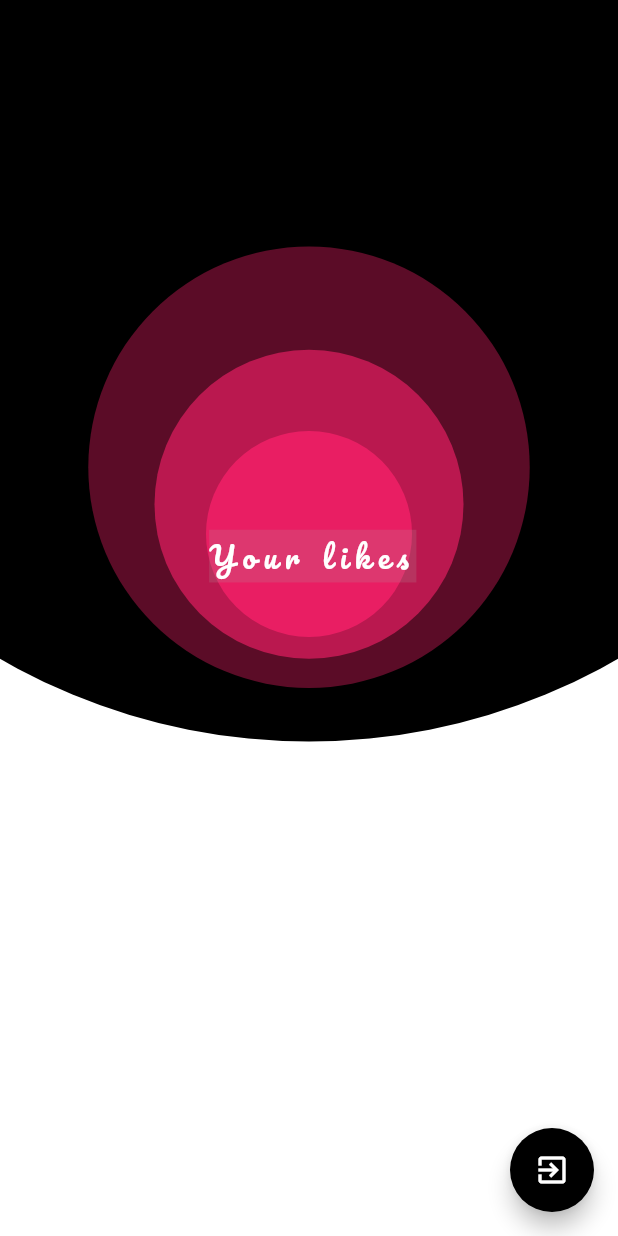
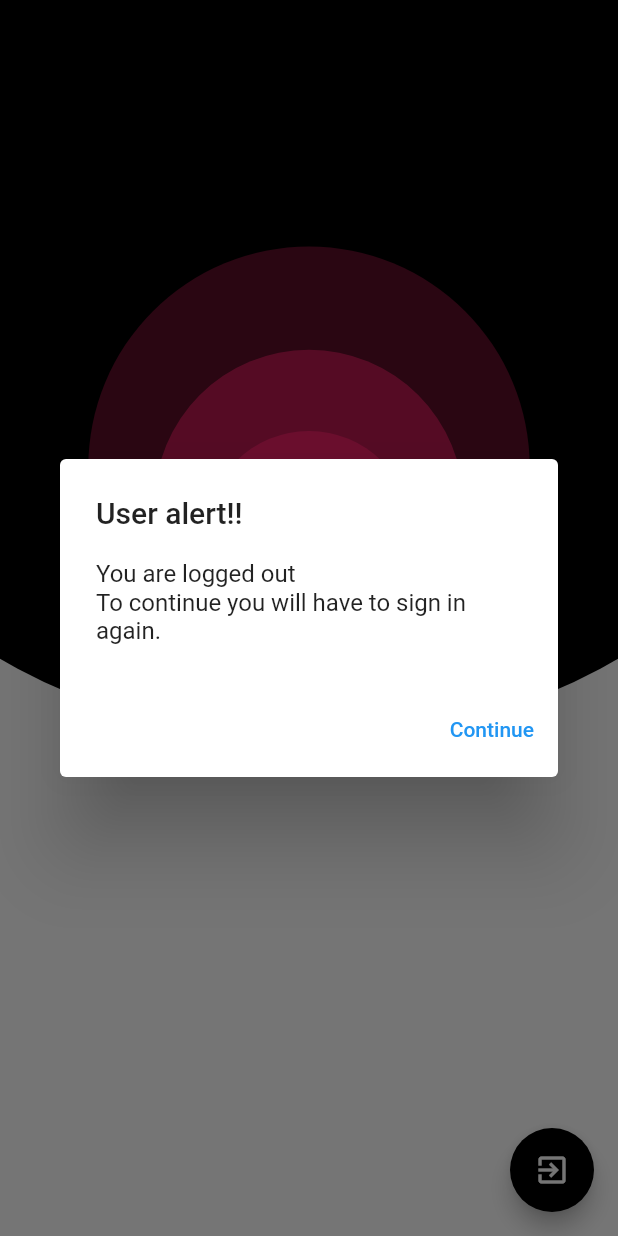
Before and after one commit to Asra2000/MUSE, a Flutter app: the UserScreen screen opened by its route, after a tap on the "exit to app" icon, on a phone screen of 412 x 824 dp. Run offline on Flutter 3.47's test engine with Material 2 defaults, Android fonts, the phone set to English and light mode, and no system bars; our stand-ins replace cloud_firestore, firebase_auth, firebase_core, modal_progress_hud; missing offline and left inert: flare_splash_screen, flutter_radio, music_player; accounts and stored records are empty; network calls fail.

Commit message:
add minor changes

```diff
--- a/lib/main.dart
+++ b/lib/main.dart
@@ -32,8 +32,8 @@ class MyApp extends StatelessWidget {
       theme: ThemeData(
         canvasColor: Colors.transparent
       ),
-      title: 'Flare Welcome',
-      debugShowCheckedModeBanner: true,
+      title: 'Muse',
+      debugShowCheckedModeBanner: false,
       home: Stack(
         children: [
           SplashScreen.navigate(
@@ -43,7 +43,7 @@ class MyApp extends StatelessWidget {
             backgroundColor: Color(0xffffffff),
             until: () => Future.delayed(Duration(seconds: 6)),
           ),
-          Image.asset("assets/back.png", height: 400.0,)
+          Image.asset("assets/back.png", height: 540.0,)
         ],
       ),
       routes: {
--- a/lib/screens/playlist_screen.dart
+++ b/lib/screens/playlist_screen.dart
@@ -68,6 +68,7 @@ class _PlaylistScreenState extends State<PlaylistScreen> {
                         builder: (context) =>
                             PlayerScreen(
                               trackUrl: trackUrl,
+                              song: songs[index].songName, singer: songs[index].artist,
                             )),
                   );
                 },
--- a/lib/screens/search_screen.dart
+++ b/lib/screens/search_screen.dart
@@ -60,7 +60,7 @@ class _SearchScreenState extends State<SearchScreen> {
                         context,
                         MaterialPageRoute(
                             builder: (context) => PlayerScreen(
-                                  trackUrl: trackUrl,
+                                  trackUrl: trackUrl, song: songs[index].songName, singer: songs[index].artist,
                                 )),
                       );
                     },
--- a/lib/screens/signUp.dart
+++ b/lib/screens/signUp.dart
@@ -15,7 +15,6 @@ class _RegistrationScreenState extends State<RegistrationScreen> {
   String email, password;
   TextEditingController _controller1 = TextEditingController();
   TextEditingController _controller2 = TextEditingController();
-
 
   @override
   Widget build(BuildContext context) {
--- a/lib/screens/user_screen.dart
+++ b/lib/screens/user_screen.dart
@@ -9,6 +9,9 @@ import 'package:firebase_auth/firebase_auth.dart';
 
 class UserScreen extends StatelessWidget {
   var _currentUser = Database().getCurrentUser();
+
+
+
   Widget showResult(){
     return StreamBuilder<QuerySnapshot>(
       stream: FirebaseFirestore.instance.collection('users').doc(_currentUser.uid).collection('liked').snapshots(),
@@ -89,12 +92,42 @@ class UserScreen extends StatelessWidget {
 
   @override
   Widget build(BuildContext context) {
+    Future<void> _showMyDialog() async {
+      return showDialog<void>(
+        context: context,
+        barrierDismissible: false, // user must tap button!
+        builder: (BuildContext context) {
+          return AlertDialog(
+            title: Text('User alert!!'),
+            content: SingleChildScrollView(
+              child: ListBody(
+                children: <Widget>[
+                  Text('You are logged out'),
+                  Text('To continue you will have to sign in again.'),
+                ],
+              ),
+            ),
+            actions: <Widget>[
+              TextButton(
+                child: Text('Continue'),
+                onPressed: () {
+                  Navigator.popUntil(context, ModalRoute.withName('/login'));
+                },
+              ),
+            ],
+          );
+        },
+      );
+    }
+
     var height = MediaQuery.of(context).size.height;
     var width = MediaQuery.of(context).size.width;
     return Scaffold(
       backgroundColor: Colors.white,
       floatingActionButton: Tooltip(
         message: "Logout",
+        child: Theme(
+          data: Theme.of(context).copyWith(highlightColor: Colors.yellow),
           child: FloatingActionButton(
             splashColor: Colors.white,
             backgroundColor: Colors.black,
@@ -105,12 +138,14 @@ class UserScreen extends StatelessWidget {
             onPressed: () async{
               try {
                 await FirebaseAuth.instance.signOut();
+                _showMyDialog();
                 // signed out
               } catch (e){
                 // an error
                 print("Error occurred");
               }
             },
+          ),
         ),
       ),
       body: SafeArea(
```
Also changed, not shown: lib/screens/player_screen.dart (+54 -33 lines), lib/screens/radio_home_screen.dart (+19 -16 lines). Lines whose indentation alone changed are shown as unchanged.
